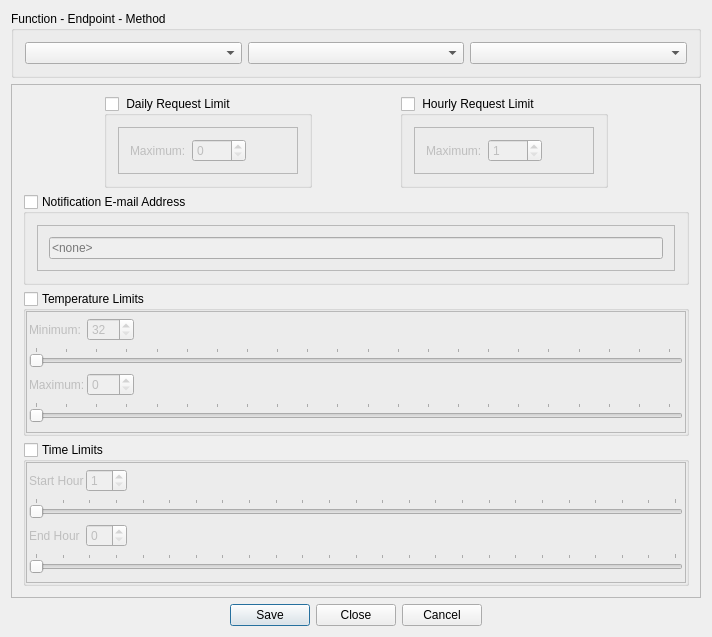
The window that IdsEditor/RuleEditor.ui (pnnl/ms-speak) describes before a commit, drawn with Qt 5.
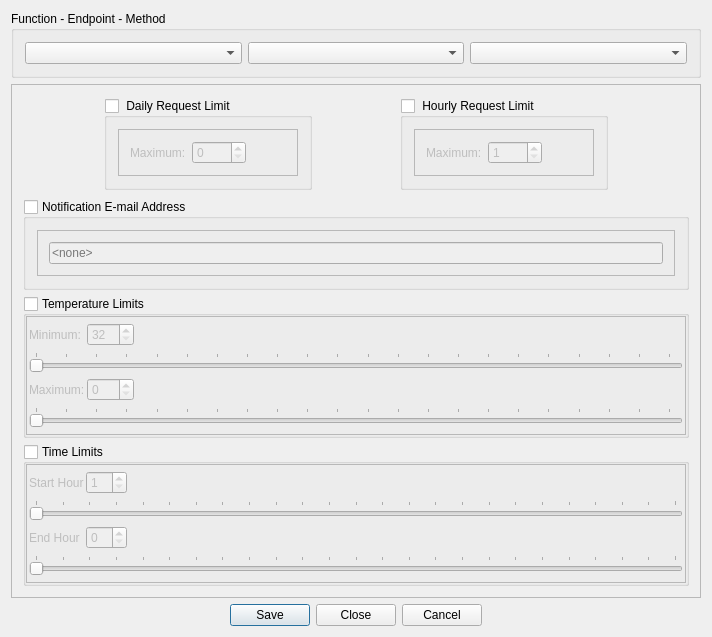
The same window after the commit. Icons and pictures are not drawn.

The edit to the form file:
```diff
--- a/IdsEditor/RuleEditor.ui
+++ b/IdsEditor/RuleEditor.ui
@@ -17,7 +17,7 @@
    <iconset resource="IdsEditor.qrc">
     <normaloff>:/IdsEditor/Resources/icon.png</normaloff>:/IdsEditor/Resources/icon.png</iconset>
   </property>
-  <layout class="QGridLayout" name="gridLayout_9">
+  <layout class="QGridLayout" name="gridLayout_8">
    <item row="0" column="0">
     <widget class="QGroupBox" name="groupBox">
      <property name="title">
@@ -46,11 +46,11 @@
        <rect>
         <x>0</x>
         <y>0</y>
-        <width>688</width>
-        <height>509</height>
+        <width>692</width>
+        <height>505</height>
        </rect>
       </property>
-      <layout class="QGridLayout" name="gridLayout_8">
+      <layout class="QGridLayout" name="gridLayout_6">
        <item row="0" column="0">
         <layout class="QVBoxLayout" name="verticalLayout_2">
          <item>
@@ -152,7 +152,7 @@
              <property name="sizeHint" stdset="0">
               <size>
                <width>13</width>
-               <height>17</height>
+               <height>97</height>
               </size>
              </property>
             </spacer>
@@ -190,7 +190,7 @@
               <item row="1" column="0">
                <widget class="QFrame" name="MaxRequestsPHFrame">
                 <property name="enabled">
-                 <bool>false</bool>
+                 <bool>true</bool>
                 </property>
                 <property name="sizePolicy">
                  <sizepolicy hsizetype="Preferred" vsizetype="Fixed">
@@ -204,9 +204,7 @@
                 <property name="frameShadow">
                  <enum>QFrame::Raised</enum>
                 </property>
-                <layout class="QGridLayout" name="gridLayout_6">
-                 <item row="0" column="0">
-                  <layout class="QHBoxLayout" name="horizontalLayout_2">
+                <layout class="QHBoxLayout" name="horizontalLayout_3">
                    <item>
                     <widget class="QLabel" name="label_8">
                      <property name="toolTip">
@@ -217,6 +215,8 @@
                      </property>
                     </widget>
                    </item>
+                 <item>
+                  <layout class="QHBoxLayout" name="horizontalLayout_2">
                    <item>
                     <widget class="QSpinBox" name="MaxReqPHSpin">
                      <property name="minimum">
```
Lines whose indentation alone changed are shown as unchanged.
